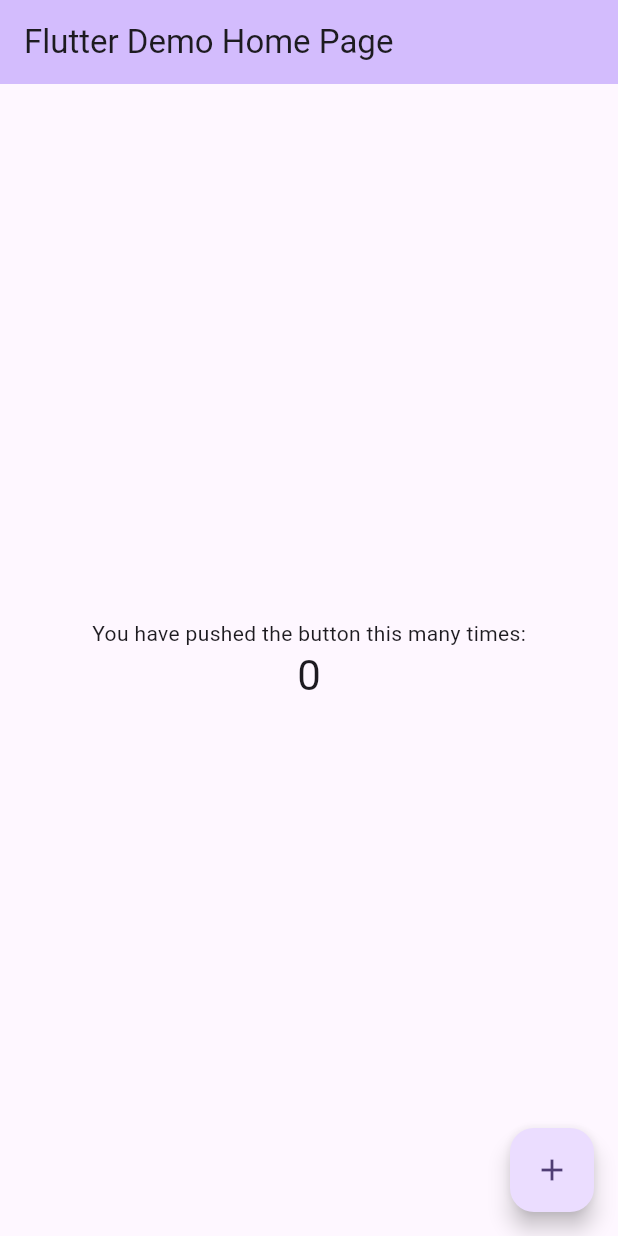
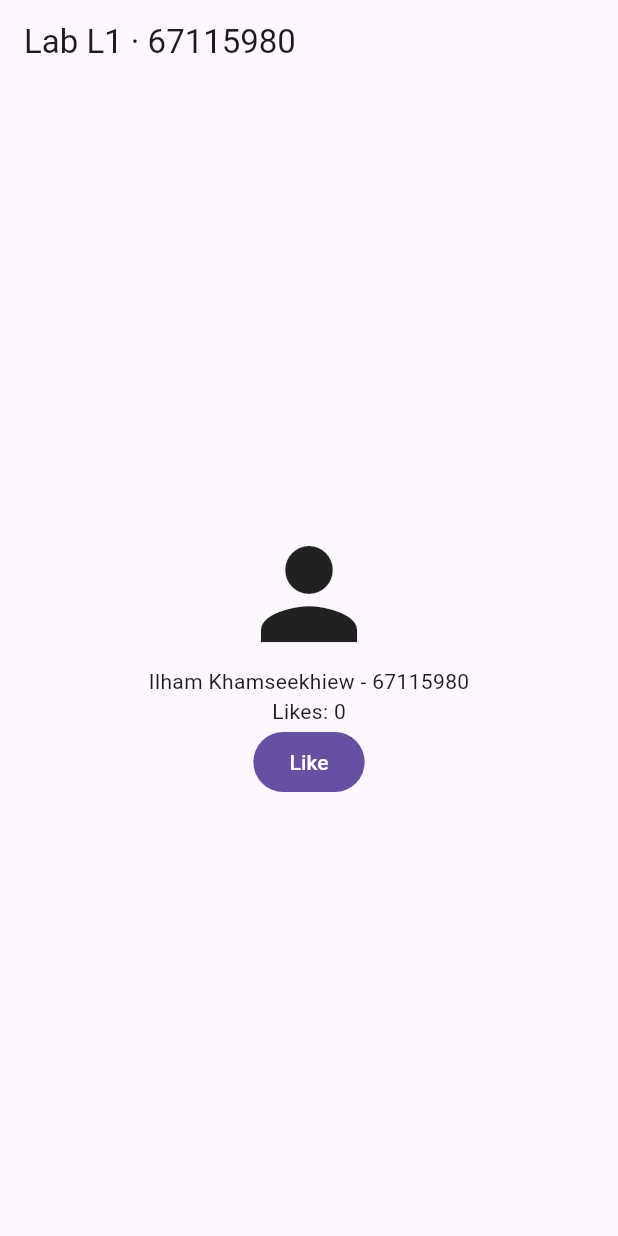
Before and after one commit to OnisawanO/lab01_profile, a Flutter app: the screen it shows after launch, on a phone screen of 412 x 824 dp. Run offline on Flutter 3.47's test engine with Material 3 defaults, Android fonts, the phone set to English and light mode, and no system bars.

Commit message:
Add like counter with setState

```diff
--- a/lib/main.dart
+++ b/lib/main.dart
@@ -1,122 +1,39 @@
-import 'package:material_ui/material_ui.dart';
+import 'package:flutter/material.dart';
 
-void main() {
-  runApp(const MyApp());
+void main() => runApp(
+      const MaterialApp(home: HomePage()),
+    );
+
+class HomePage extends StatefulWidget {
+  const HomePage({super.key});
+
+  @override
+  State<HomePage> createState() => _HomePageState();
 }
 
-class MyApp extends StatelessWidget {
-  const MyApp({super.key});
+class _HomePageState extends State<HomePage> {
+  int _likes = 0;
 
-  // This widget is the root of your application.
-  @override
-  Widget build(BuildContext context) {
-    return MaterialApp(
-      title: 'Flutter Demo',
-      theme: ThemeData(
-        // This is the theme of your application.
-        //
-        // TRY THIS: Try running your application with "flutter run". You'll see
-        // the application has a purple toolbar. Then, without quitting the app,
-        // try changing the seedColor in the colorScheme below to Colors.green
-        // and then invoke "hot reload" (save your changes or press the "hot
-        // reload" button in a Flutter-supported IDE, or press "r" if you used
-        // the command line to start the app).
-        //
-        // Notice that the counter didn't reset back to zero; the application
-        // state is not lost during the reload. To reset the state, use hot
-        // restart instead.
-        //
-        // This works for code too, not just values: Most code changes can be
-        // tested with just a hot reload.
-        colorScheme: .fromSeed(seedColor: Colors.deepPurple),
-      ),
-      home: const MyHomePage(title: 'Flutter Demo Home Page'),
-    );
-  }
-}
-
-class MyHomePage extends StatefulWidget {
-  const MyHomePage({super.key, required this.title});
-
-  // This widget is the home page of your application. It is stateful, meaning
-  // that it has a State object (defined below) that contains fields that affect
-  // how it looks.
-
-  // This class is the configuration for the state. It holds the values (in this
-  // case the title) provided by the parent (in this case the App widget) and
-  // used by the build method of the State. Fields in a Widget subclass are
-  // always marked "final".
-
-  final String title;
-
-  @override
-  State<MyHomePage> createState() => _MyHomePageState();
-}
-
-class _MyHomePageState extends State<MyHomePage> {
-  int _counter = 0;
-
-  void _incrementCounter() {
-    setState(() {
-      // This call to setState tells the Flutter framework that something has
-      // changed in this State, which causes it to rerun the build method below
-      // so that the display can reflect the updated values. If we changed
-      // _counter without calling setState(), then the build method would not be
-      // called again, and so nothing would appear to happen.
-      _counter++;
-    });
-  }
+  void _like() => setState(() => _likes++);
 
   @override
   Widget build(BuildContext context) {
-    // This method is rerun every time setState is called, for instance as done
-    // by the _incrementCounter method above.
-    //
-    // The Flutter framework has been optimized to make rerunning build methods
-    // fast, so that you can just rebuild anything that needs updating rather
-    // than having to individually change instances of widgets.
     return Scaffold(
-      appBar: AppBar(
-        // TRY THIS: Try changing the color here to a specific color (to
-        // Colors.amber, perhaps?) and trigger a hot reload to see the AppBar
-        // change color while the other colors stay the same.
-        backgroundColor: Theme.of(context).colorScheme.inversePrimary,
-        // Here we take the value from the MyHomePage object that was created by
-        // the App.build method, and use it to set our appbar title.
-        title: Text(widget.title),
-      ),
+      appBar: AppBar(title: const Text('Lab L1 · 67115980')),
       body: Center(
-        // Center is a layout widget. It takes a single child and positions it
-        // in the middle of the parent.
         child: Column(
-          // Column is also a layout widget. It takes a list of children and
-          // arranges them vertically. By default, it sizes itself to fit its
-          // children horizontally, and tries to be as tall as its parent.
-          //
-          // Column has various properties to control how it sizes itself and
-          // how it positions its children. Here we use mainAxisAlignment to
-          // center the children vertically; the main axis here is the vertical
-          // axis because Columns are vertical (the cross axis would be
-          // horizontal).
-          //
-          // TRY THIS: Invoke "debug painting" (choose the "Toggle Debug Paint"
-          // action in the IDE, or press "p" in the console), to see the
-          // wireframe for each widget.
-          mainAxisAlignment: .center,
+          mainAxisSize: MainAxisSize.min,
           children: [
-            const Text('You have pushed the button this many times:'),
-            Text(
-              '$_counter',
-              style: Theme.of(context).textTheme.headlineMedium,
+            const Icon(Icons.person, size: 96),
+            const Text('Ilham Khamseekhiew - 67115980'),
+            Text('Likes: $_likes'),
+            FilledButton(
+              onPressed: _like,
+              child: const Text('Like'),
             ),
           ],
         ),
       ),
-      floatingActionButton: FloatingActionButton(
-        onPressed: _incrementCounter,
-        tooltip: 'Increment',
-        child: const Icon(Icons.add),
-      ),
     );
   }
 }
```
